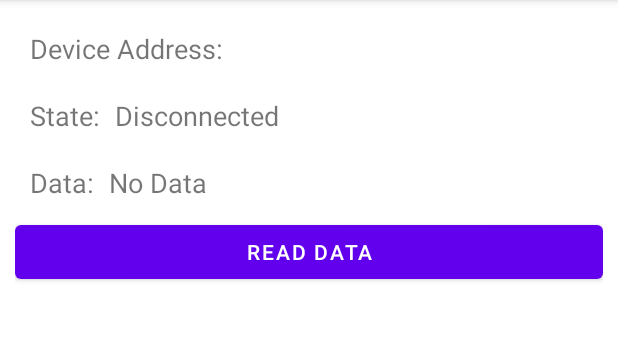
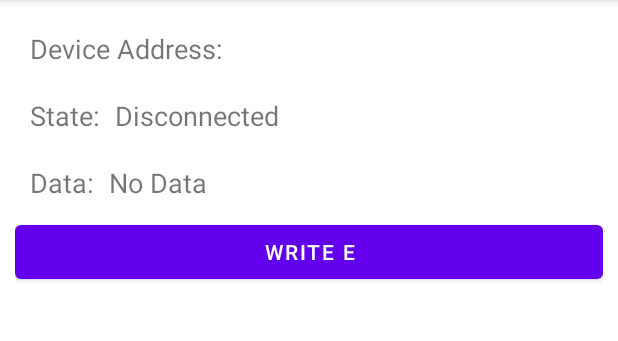
Before and after one commit to HypnoticMarten77/uControl, an Android app: the DeviceControlActivity screen opened directly, with no data from a screen before it, on a phone screen of 412 x 824 dp, the part 84-425 px from its top. Run offline under Robolectric (Android 15) with nearby library versions, the phone set to English and light mode, and no system bars; 1 statement that could not run was skipped.

Commit message:
Writing hopefully

```diff
--- a/app/src/main/java/com/example/ucontrolcompanion/BluetoothLeService.java
+++ b/app/src/main/java/com/example/ucontrolcompanion/BluetoothLeService.java
@@ -117,7 +117,7 @@ public class BluetoothLeService extends Service {
         }else {
             Log.w(TAG, "Perms are granted, attempt to read.");
             if (!bluetoothGatt.readCharacteristic(characteristic));
-                Log.e(TAG, "Failed to read characteristic " + characteristic.toString());
+                Log.e(TAG, "Failed to read characteristic " + characteristic.getPermissions());
         }
     }
 
--- a/app/src/main/java/com/example/ucontrolcompanion/DeviceControlActivity.java
+++ b/app/src/main/java/com/example/ucontrolcompanion/DeviceControlActivity.java
@@ -1,28 +1,15 @@
 package com.example.ucontrolcompanion;
 
-import androidx.annotation.NonNull;
 import androidx.annotation.Nullable;
-import androidx.appcompat.app.AppCompatActivity;
-import androidx.core.app.ActivityCompat;
-import androidx.core.content.ContextCompat;
 
-import android.Manifest;
-import android.app.Service;
-import android.bluetooth.BluetoothAdapter;
-import android.bluetooth.BluetoothDevice;
-import android.bluetooth.BluetoothGatt;
-import android.bluetooth.BluetoothGattCallback;
 import android.bluetooth.BluetoothGattCharacteristic;
 import android.bluetooth.BluetoothGattService;
-import android.bluetooth.BluetoothProfile;
 import android.content.BroadcastReceiver;
 import android.content.ComponentName;
 import android.content.Context;
 import android.content.Intent;
 import android.content.IntentFilter;
 import android.content.ServiceConnection;
-import android.content.pm.PackageManager;
-import android.os.Binder;
 import android.os.Bundle;
 import android.os.IBinder;
 import android.util.Log;
@@ -31,8 +18,6 @@ import android.widget.Button;
 import android.widget.TextView;
 import android.widget.Toast;
 
-import java.util.ArrayList;
-import java.util.HashMap;
 import java.util.List;
 
 public class DeviceControlActivity extends BluetoothTest {
@@ -44,7 +29,7 @@ public class DeviceControlActivity extends BluetoothTest {
     private static final String address = "F1:ED:88:DE:69:1C";
     private static final String TAG = "BluetoothLeService";
     private static final String serviceUUID = "6e400001-b5a3-f393-e0A9-e50e24dcca9e";
-    private static final String characteristicUUID = "6e400003-b5a3-f393-e0A9-e50e24dcca9e";
+    private static final String characteristicUUID = "6e400002-b5a3-f393-e0A9-e50e24dcca9e";
 
     private ServiceConnection serviceConnection = new ServiceConnection() {
         @Override
@@ -165,7 +150,7 @@ public class DeviceControlActivity extends BluetoothTest {
         Intent gattServiceIntent = new Intent(this, BluetoothLeService.class);
         bindService(gattServiceIntent, serviceConnection, Context.BIND_AUTO_CREATE);
 
-        readBtn = (Button) findViewById(R.id.readBtn);
+        readBtn = (Button) findViewById(R.id.actionBtn);
         readBtn.setOnClickListener(new View.OnClickListener() {
             @Override
             public void onClick(View v) {
@@ -181,7 +166,9 @@ public class DeviceControlActivity extends BluetoothTest {
                             if (characteristic.getUuid().toString().equals(characteristicUUID))
                             {
                                 Log.w(TAG, "Characteristic found.");
-                                bluetoothLeService.readCharacteristic(characteristic);
+                                byte[] testChar = new byte[1];
+                                testChar[0] = 'E';
+                                bluetoothLeService.writeCharacteristic(characteristic, testChar, 2);
                                 break;
                             }
                         }
--- a/app/src/main/res/layout/activity_device_control.xml
+++ b/app/src/main/res/layout/activity_device_control.xml
@@ -67,8 +67,8 @@
     </LinearLayout>
 
     <Button
-        android:id="@+id/readBtn"
+        android:id="@+id/actionBtn"
         android:layout_width="match_parent"
         android:layout_height="wrap_content"
-        android:text="Read Data" />
+        android:text="Write E" />
 </LinearLayout>
```
